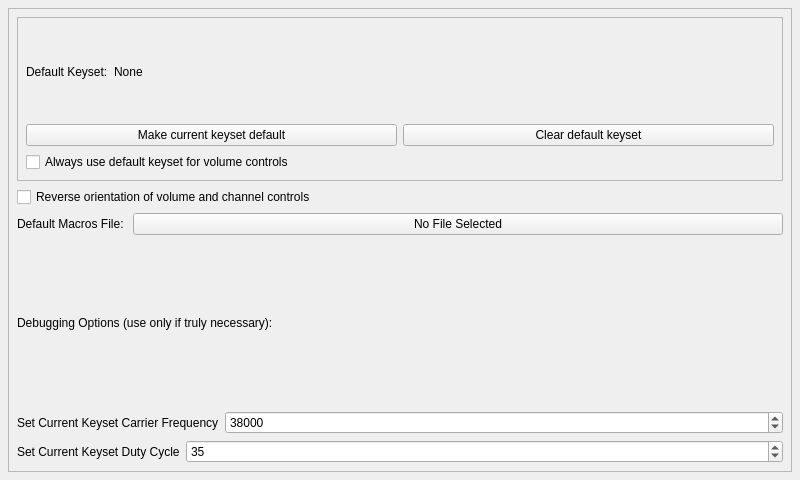
Qt form pirpreferencesform.ui (jpietrzak8/Pierogi) before a commit.
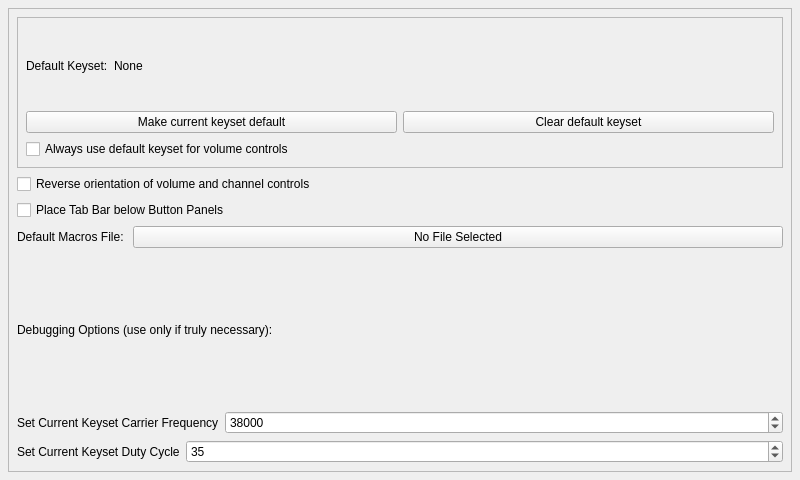
The same form after that commit.

Commit message:
Automated Panel Selection
With this update, the keysets now identify which groups of panels
they are associated with.  These panels are now chosen automatically.
The manual panel group selector has been removed.  The UI has been
modified slightly, moving the favorites button up into the menu, and
removing the device browser (for now).

The tab bar can also be moved to the bottom of the screen.

The new (scaleable-friendly) Pierogi icon has been added.

Also, new fan keysets for Airtech, Lasko, Russell Hobbs, and Sylvania.

The edit to the form file:
```diff
--- a/pirpreferencesform.ui
+++ b/pirpreferencesform.ui
@@ -114,6 +114,13 @@
          </property>
         </widget>
        </item>
+       <item>
+        <widget class="QCheckBox" name="tabsOnBottomCheckBox">
+         <property name="text">
+          <string>Place Tab Bar below Button Panels</string>
+         </property>
+        </widget>
+       </item>
        <item>
         <layout class="QHBoxLayout" name="horizontalLayout_2">
          <item>
```
The commit also changes 185 other files.
